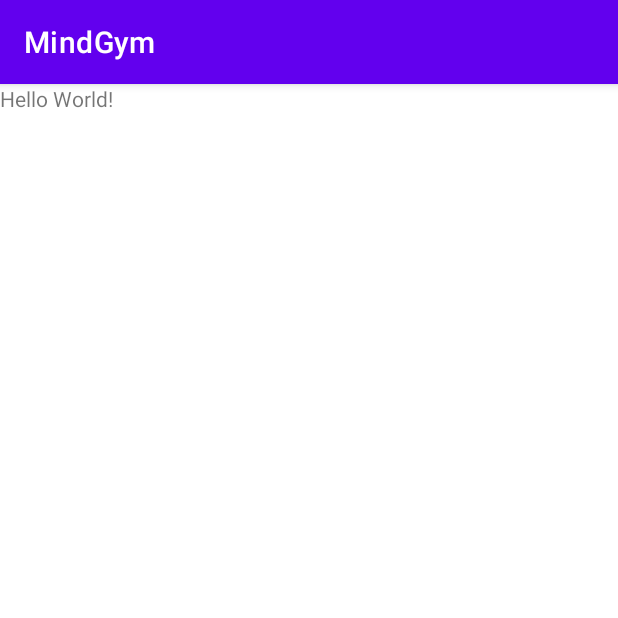
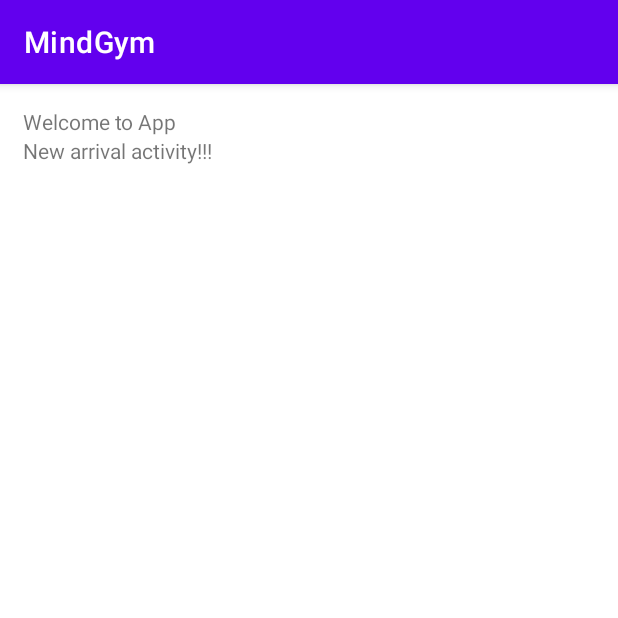
Before and after one commit to MarkOverP/Project-MindGym, an Android app: the screen it shows after launch (MainActivity), on a phone screen of 412 x 824 dp, the top half of it. Run offline under Robolectric (Android 15) with nearby library versions, the phone set to English and light mode, and no system bars.

Commit message:
main page

```diff
--- a/app/build.gradle
+++ b/app/build.gradle
@@ -4,7 +4,7 @@ plugins {
 
 android {
     namespace 'com.example.mindgym'
-    compileSdk 33
+    compileSdk 34
 
     defaultConfig {
         applicationId "com.example.mindgym"
--- a/app/src/main/res/layout/activity_main.xml
+++ b/app/src/main/res/layout/activity_main.xml
@@ -4,15 +4,32 @@
     xmlns:tools="http://schemas.android.com/tools"
     android:layout_width="match_parent"
     android:layout_height="match_parent"
+    android:orientation="vertical"
+    android:layout_margin="15dp"
     tools:context=".MainActivity">
 
     <TextView
         android:layout_width="wrap_content"
         android:layout_height="wrap_content"
-        android:text="Hello World!"
+        android:text="Welcome to App"
         app:layout_constraintBottom_toBottomOf="parent"
         app:layout_constraintEnd_toEndOf="parent"
         app:layout_constraintStart_toStartOf="parent"
-        app:layout_constraintTop_toTopOf="parent" />
+        app:layout_constraintTop_toTopOf="parent"/>
+
+    <TextView
+        android:layout_width="wrap_content"
+        android:layout_height="wrap_content"
+        android:text="New arrival activity!!!"/>
+
+    <GridView
+        android:id="@+id/GView"
+        android:layout_width="wrap_content"
+        android:layout_height="wrap_content"
+        android:layout_marginTop="100dp"
+        android:columnWidth="80dp"
+        android:gravity="center"
+        android:numColumns="1"
+        android:stretchMode="columnWidth" />
 
 </LinearLayout>
```
Also changed, not shown: app/src/main/res/drawable/download.jpg (added).
